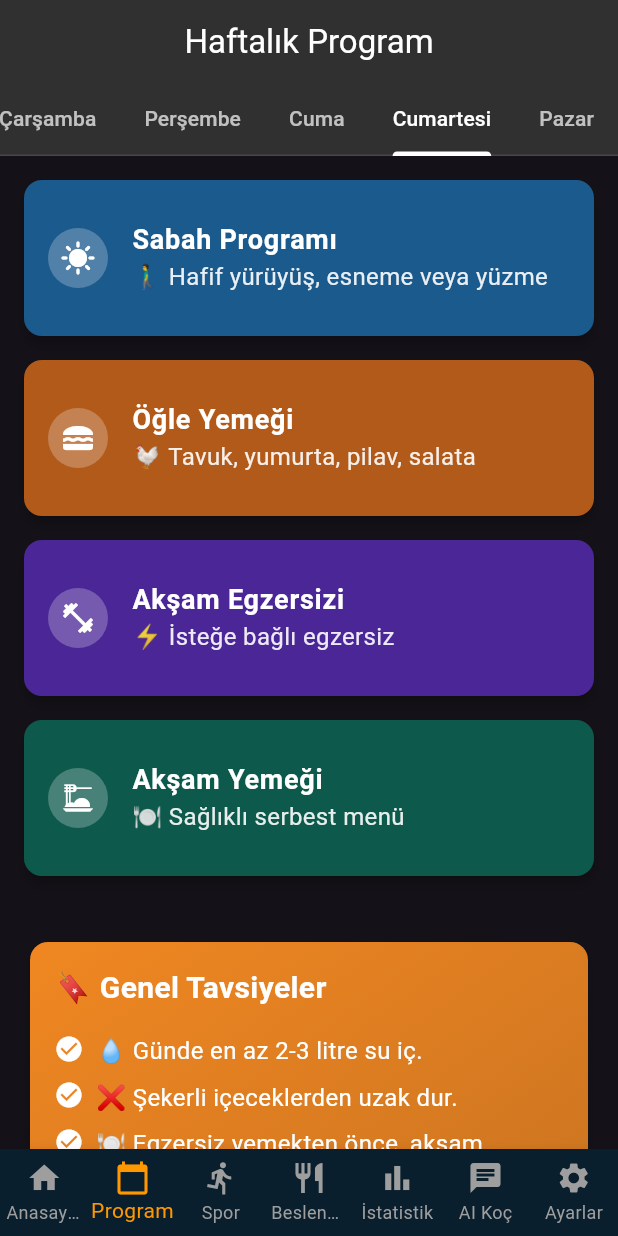
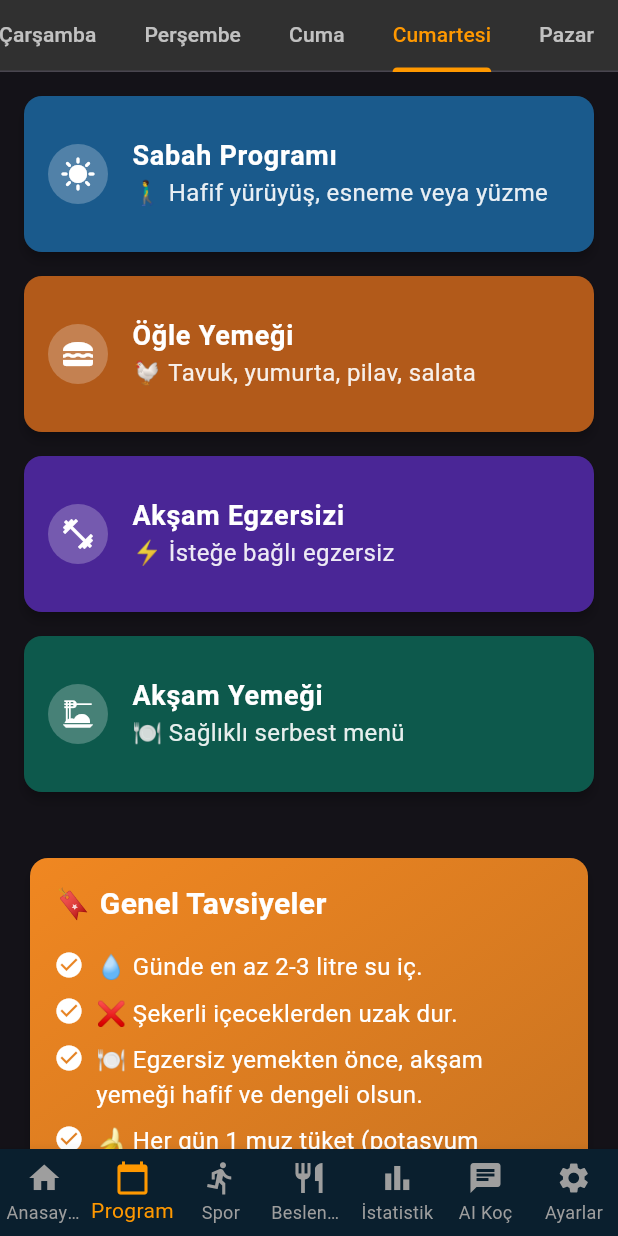
Before and after one commit to batuhankaplan/KaplanFitApp, a Flutter app: the screen it shows after launch, item 2 of the bottom bar chosen, on a phone screen of 412 x 824 dp. Run offline on Flutter 3.47's test engine with Material 3 defaults, Android fonts, the phone set to English and light mode, and no system bars; our stand-ins replace fl_chart, geolocator, google_generative_ai, image_picker, location, permission_handler and 3 more; missing offline and left inert: window_size; accounts and stored records are empty.

Commit message:
sayfa düzenlemeleri yapıldı

```diff
--- a/lib/screens/program_screen.dart
+++ b/lib/screens/program_screen.dart
@@ -57,20 +57,25 @@ class _ProgramScreenState extends State<ProgramScreen> with SingleTickerProvider
     ];
 
     return Scaffold(
-      appBar: AppBar(
-        title: Text('Haftalık Program'),
-        centerTitle: true,
-        elevation: 0,
-        bottom: TabBar(
+      body: Column(
+        children: [
+          Container(
+            color: const Color(0xFF303030), // NavigationBar ile aynı renk
+            width: double.infinity,
+            child: TabBar(
               controller: _tabController,
               isScrollable: true,
-          labelColor: Colors.white,
+              padding: const EdgeInsets.only(left: 0), // Sol tarafta sıfır padding
+              tabAlignment: TabAlignment.start, // Tab'ları sola hizala
+              labelPadding: const EdgeInsets.symmetric(horizontal: 16.0),
+              labelColor: Theme.of(context).primaryColor, // Seçili sekme turuncu
               unselectedLabelColor: Colors.white.withOpacity(0.7),
-          indicatorColor: Colors.white,
+              indicatorColor: Theme.of(context).primaryColor, // İndikatör turuncu
               tabs: weekDays.map((day) => Tab(text: day)).toList(),
             ),
           ),
-      body: TabBarView(
+          Expanded(
+            child: TabBarView(
               controller: _tabController,
               children: [
                 _buildDayProgramPage(0), // Pazartesi
@@ -80,6 +85,9 @@ class _ProgramScreenState extends State<ProgramScreen> with SingleTickerProvider
                 _buildDayProgramPage(4), // Cuma
                 _buildDayProgramPage(5), // Cumartesi
                 _buildDayProgramPage(6), // Pazar
+              ],
+            ),
+          ),
         ],
       ),
     );
--- a/lib/screens/settings_screen.dart
+++ b/lib/screens/settings_screen.dart
@@ -57,9 +57,6 @@ class _SettingsScreenState extends State<SettingsScreen> {
     final user = userProvider.user;
 
     return Scaffold(
-      appBar: AppBar(
-        title: Text('Ayarlar'),
-      ),
       body: SingleChildScrollView(
         child: Column(
           children: [
```
Also changed, not shown: lib/main.dart (+3 -5 lines), lib/screens/activity_screen.dart (+0 -10 lines), lib/screens/conversations_screen.dart (+20 -12 lines), lib/screens/home_screen.dart (+34 -3 lines), lib/screens/nutrition_screen.dart (+0 -9 lines), lib/screens/stats_screen.dart (+5 -9 lines). Lines whose indentation alone changed are shown as unchanged.
